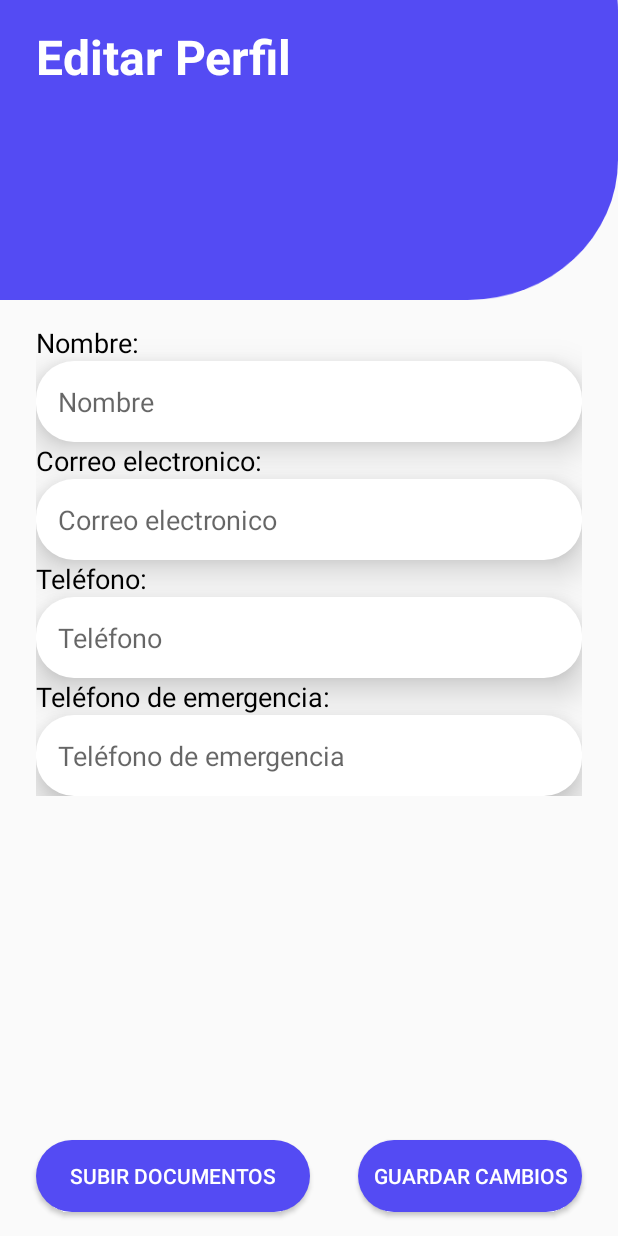
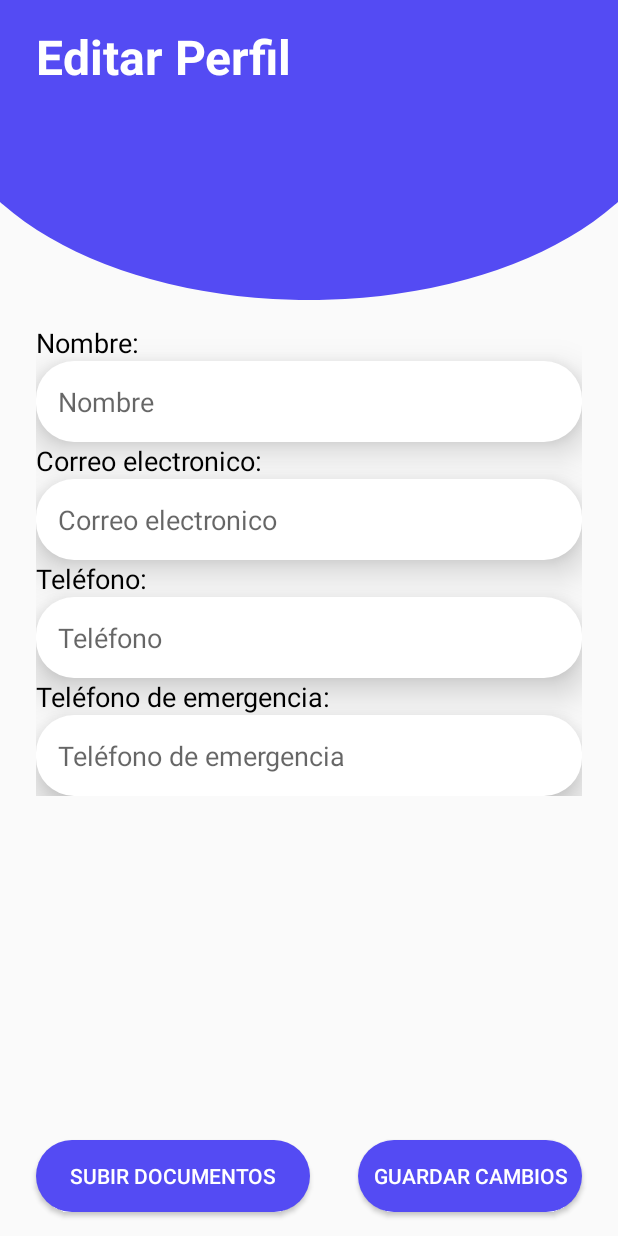
Before and after one commit to dayanescamilla/XCL_AgendaMedica, an Android app: the Editar_perfil screen opened directly, with no data from a screen before it, on a phone screen of 412 x 824 dp. Run offline under Robolectric (Android 15) with nearby library versions, the phone set to English and light mode, and no system bars.

Commit message:
Correcciones activity_editar_perfil.xml

```diff
--- a/app/src/main/res/layout/activity_editar_perfil.xml
+++ b/app/src/main/res/layout/activity_editar_perfil.xml
@@ -10,7 +10,7 @@
         android:id="@+id/view4"
         android:layout_width="0dp"
         android:layout_height="200dp"
-        android:background="@drawable/wave_1"
+        android:background="@drawable/wave_2"
         app:layout_constraintEnd_toEndOf="parent"
         app:layout_constraintStart_toStartOf="parent"
         app:layout_constraintTop_toTopOf="parent" />
```
